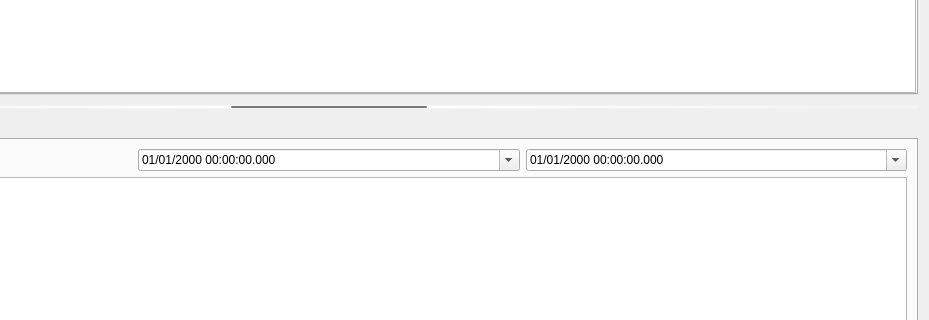
First picture: the form in archive_viewer/archive_viewer.ui, repository slaclab/trace, before the edit; both pictures show x 271 to 1200 and y 214 to 534 of the 1200 by 700 pixel window.
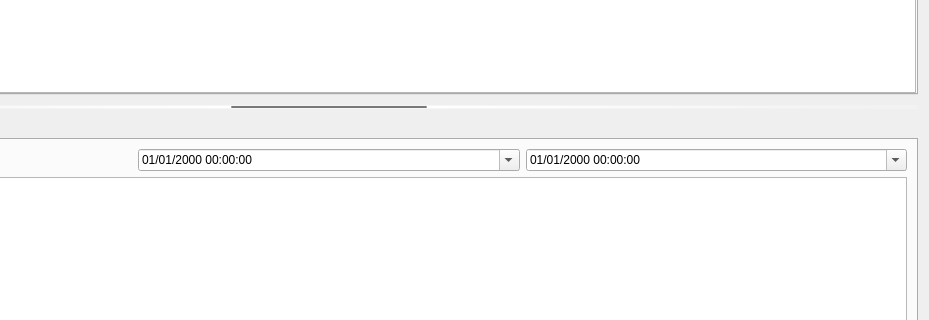
Second picture: the form after the edit. The open tabs and pages were chosen to show the change. Custom widgets are drawn as their Qt base class.

Commit message: BUG: Fix keyboard tracking bug

Diff of the .ui file:
```diff
--- a/archive_viewer/archive_viewer.ui
+++ b/archive_viewer/archive_viewer.ui
@@ -236,7 +236,7 @@
           <item>
            <widget class="QDateTimeEdit" name="main_start_datetime">
             <property name="displayFormat">
-             <string>MM/dd/yyyy hh:mm:ss.zzz</string>
+             <string>MM/dd/yyyy hh:mm:ss</string>
             </property>
             <property name="calendarPopup">
              <bool>true</bool>
@@ -246,7 +246,7 @@
           <item>
            <widget class="QDateTimeEdit" name="main_end_datetime">
             <property name="displayFormat">
-             <string>MM/dd/yyyy hh:mm:ss.zzz </string>
+             <string>MM/dd/yyyy hh:mm:ss</string>
             </property>
             <property name="calendarPopup">
              <bool>true</bool>
```
Left out of the diff: 6 changed lines with no effect on the pictures.
